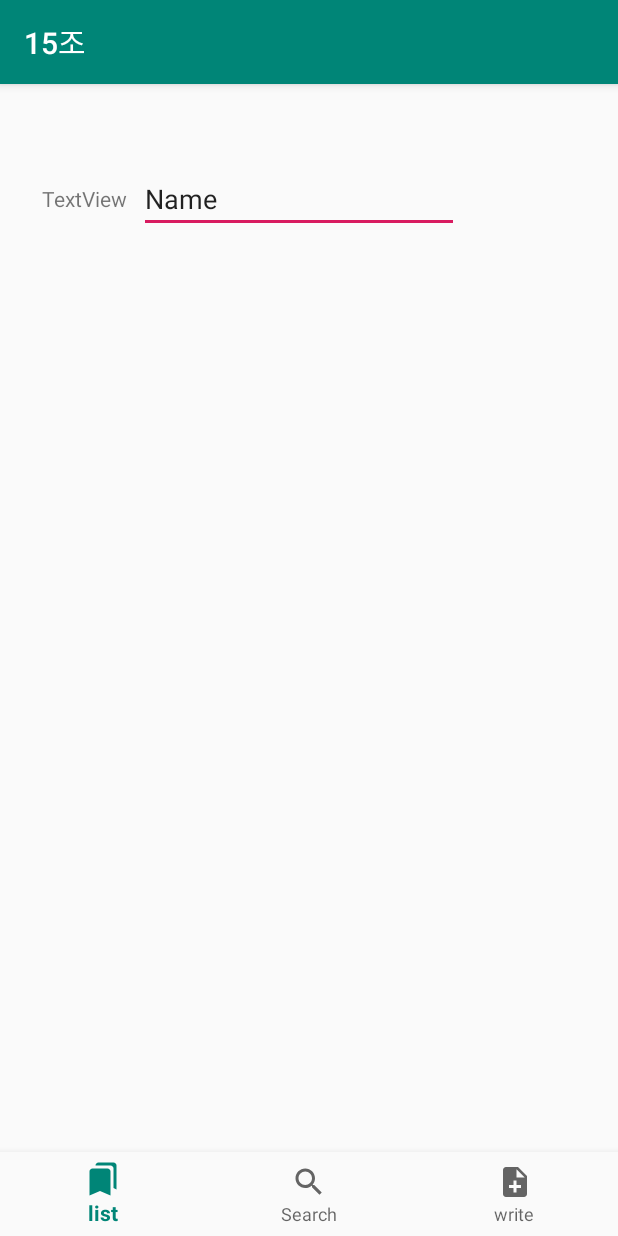
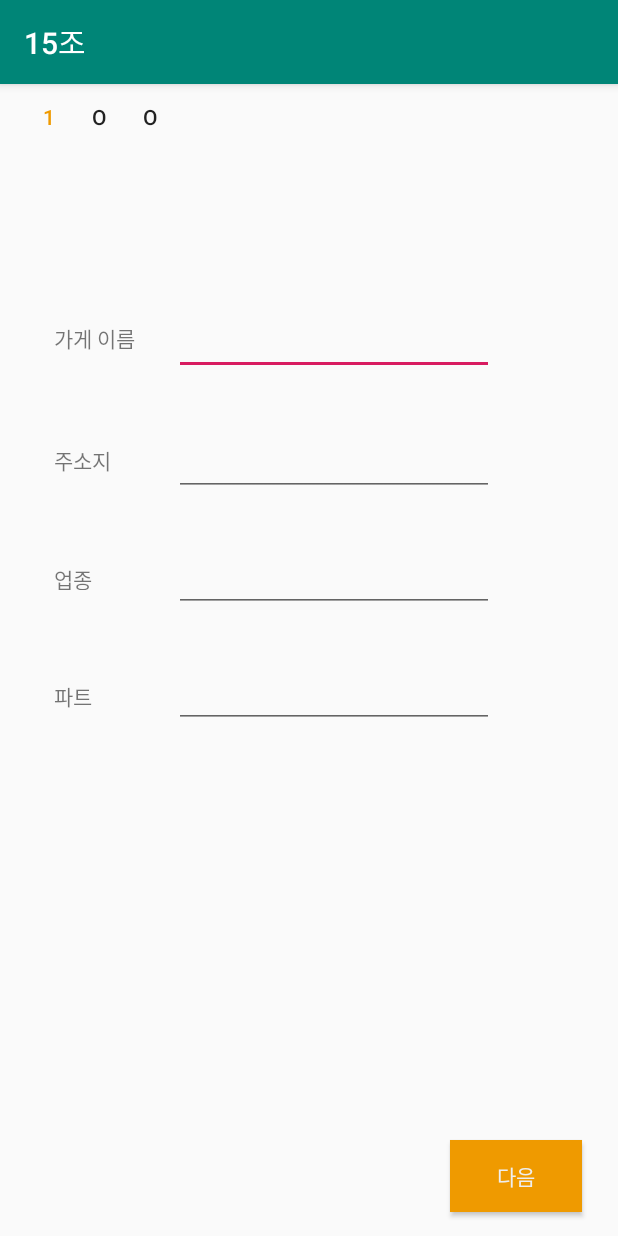
Before and after one commit to KimHeeil/OpenHack_15, an Android app: the registerPage screen opened directly, with no data from a screen before it, on a phone screen of 412 x 824 dp. Run offline under Robolectric (Android 15) with nearby library versions, the phone set to English and light mode, and no system bars.

Commit message:
머지전 등록 하는중

```diff
--- a/app/src/main/AndroidManifest.xml
+++ b/app/src/main/AndroidManifest.xml
@@ -13,7 +13,8 @@
         android:supportsRtl="true"
         android:theme="@style/AppTheme"
         tools:replace="theme, icon, label">
-        <activity android:name=".scrapPage"></activity>
+        <activity android:name=".registerPage2"></activity>
+        <activity android:name=".scrapPage" />
         <activity android:name=".registerPage" />
 
         <meta-data
--- a/app/src/main/java/com/example/openhack/MainActivity.java
+++ b/app/src/main/java/com/example/openhack/MainActivity.java
@@ -44,7 +44,7 @@ public class MainActivity extends AppCompatActivity implements OnMapReadyCallbac
                     startActivity(intent2);
                     break;
                 case R.id.menuitem_bottombar_right:
-                    Intent intent3 = new Intent(MainActivity.this, listPage.class);
+                    Intent intent3 = new Intent(MainActivity.this, registerPage.class);
                     startActivity(intent3);
                     break;
             }
@@ -56,8 +56,6 @@ public class MainActivity extends AppCompatActivity implements OnMapReadyCallbac
     protected void onCreate(Bundle savedInstanceState) {
         super.onCreate(savedInstanceState);
         setContentView(R.layout.activity_main);
-
-
 
         FragmentManager fragmentManager = getFragmentManager();
         MapFragment mapFragment = (MapFragment) fragmentManager
@@ -91,8 +89,6 @@ public class MainActivity extends AppCompatActivity implements OnMapReadyCallbac
 
 
     }
-    //Tab의 선택변화를 인지하는 Listener 객체 생성
-    //(Button의 onClickListner 처럼 생각하시면 됩니다.)
 
     @Override
     public void onMapReady(final GoogleMap map) {
--- a/app/src/main/java/com/example/openhack/registerPage.java
+++ b/app/src/main/java/com/example/openhack/registerPage.java
@@ -6,45 +6,30 @@ import androidx.appcompat.app.AppCompatActivity;
 import android.content.Intent;
 import android.os.Bundle;
 import android.view.MenuItem;
+import android.view.View;
+import android.widget.Button;
 import android.widget.TextView;
+import android.os.Handler;
 
 import com.google.android.material.bottomnavigation.BottomNavigationView;
 
 public class registerPage extends AppCompatActivity {
     private TextView mTextMessage;
-    private BottomNavigationView.OnNavigationItemSelectedListener mOnNavigationItemSelectedListener
-            = new BottomNavigationView.OnNavigationItemSelectedListener() {
 
-        @Override
-        public boolean onNavigationItemSelected(@NonNull MenuItem item) {
-            switch (item.getItemId()) {
-                case R.id.menuitem_bottombar_left:
-                    Intent intent = new Intent(registerPage.this, scrapPage.class);
-                    startActivity(intent);
-
-                    break;
-
-                case R.id.menuitem_bottombar_search:
-                    Intent intent2 = new Intent(registerPage.this, registerPage.class);
-                    startActivity(intent2);
-
-                    break;
-                case R.id.menuitem_bottombar_right:
-                    Intent intent3 = new Intent(registerPage.this, listPage.class);
-                    startActivity(intent3);
-
-                    break;
-            }
-            return false;
-        }
-    };
     @Override
     protected void onCreate(Bundle savedInstanceState) {
         super.onCreate(savedInstanceState);
         setContentView(R.layout.activity_register_page);
 
-        BottomNavigationView navView = findViewById(R.id.nav_view);
-        mTextMessage = findViewById(R.id.message);
-        navView.setOnNavigationItemSelectedListener(mOnNavigationItemSelectedListener);
+
+        Button nextButton = findViewById(R.id.button3);
+        nextButton.setOnClickListener(new View.OnClickListener() {
+            @Override
+            public void onClick(View view) {
+                Intent intent = new Intent(getApplicationContext(),registerPage2.class);
+                startActivity(intent);
+            }
+        });
+
     }
 }
--- a/app/src/main/res/layout/activity_register_page.xml
+++ b/app/src/main/res/layout/activity_register_page.xml
@@ -6,42 +6,136 @@
     android:layout_height="match_parent"
     tools:context=".registerPage">
 
+    <Button
+    android:id="@+id/statebutton1"
+    android:layout_width="33dp"
+    android:layout_height="36dp"
+    android:layout_marginStart="16dp"
+    android:layout_marginLeft="16dp"
+    android:layout_marginTop="4dp"
+    android:text="1"
+    android:textColor="#ef9a00"
+    app:layout_constraintStart_toStartOf="parent"
+    app:layout_constraintTop_toTopOf="parent"
+    android:background="#00ff0000"/>
+
+    <Button
+        android:id="@+id/statebutton2"
+        android:layout_width="34dp"
+        android:layout_height="36dp"
+        android:layout_marginTop="4dp"
+        android:text="o"
+        android:background="#00ff0000"
+        app:layout_constraintStart_toEndOf="@+id/statebutton1"
+        app:layout_constraintTop_toTopOf="parent" />
+
+    <Button
+        android:id="@+id/statebutton3"
+        android:layout_width="34dp"
+        android:layout_height="36dp"
+        android:layout_marginTop="4dp"
+        android:text="o"
+        android:background="#00ff0000"
+        app:layout_constraintStart_toEndOf="@+id/statebutton2"
+        app:layout_constraintTop_toTopOf="parent" />
+
     <TextView
         android:id="@+id/textView"
-        android:layout_width="wrap_content"
+        android:layout_width="80dp"
         android:layout_height="wrap_content"
-        android:layout_marginStart="28dp"
-        android:layout_marginLeft="28dp"
+        android:layout_marginStart="36dp"
+        android:layout_marginLeft="36dp"
         android:layout_marginTop="8dp"
         android:layout_marginBottom="8dp"
-        android:text="TextView"
+        android:text="가게 이름"
         app:layout_constraintBottom_toBottomOf="parent"
         app:layout_constraintStart_toStartOf="parent"
         app:layout_constraintTop_toTopOf="parent"
-        app:layout_constraintVertical_bias="0.08" />
+        app:layout_constraintVertical_bias="0.206" />
 
     <EditText
         android:id="@+id/editText"
         android:layout_width="wrap_content"
         android:layout_height="wrap_content"
-        android:layout_marginStart="8dp"
-        android:layout_marginLeft="8dp"
         android:ems="10"
         android:inputType="textPersonName"
-        android:text="Name"
         app:layout_constraintBottom_toBottomOf="@+id/textView"
         app:layout_constraintStart_toEndOf="@+id/textView"
-        app:layout_constraintTop_toTopOf="@+id/textView" />
+        app:layout_constraintTop_toTopOf="@+id/textView"
+        app:layout_constraintVertical_bias="0.423" />
 
-    <com.google.android.material.bottomnavigation.BottomNavigationView
-        android:id="@+id/nav_view"
-        android:layout_width="0dp"
+
+    <TextView
+        android:id="@+id/textView4"
+        android:layout_width="80dp"
+        android:layout_height="19dp"
+
+        android:layout_marginTop="60dp"
+        android:text="주소지"
+        app:layout_constraintStart_toStartOf="@+id/textView"
+        app:layout_constraintTop_toBottomOf="@+id/textView" />
+
+    <EditText
+        android:id="@+id/editText2"
+        android:layout_width="wrap_content"
         android:layout_height="wrap_content"
-        android:layout_marginStart="0dp"
-        android:layout_marginEnd="0dp"
-        android:background="?android:attr/windowBackground"
+        android:ems="10"
+        android:inputType="textPersonName"
+        app:layout_constraintBottom_toBottomOf="@+id/textView4"
+        app:layout_constraintStart_toEndOf="@+id/textView4"
+        app:layout_constraintTop_toTopOf="@+id/textView4"
+        app:layout_constraintVertical_bias="0.423" />
+
+    <TextView
+        android:id="@+id/textView5"
+        android:layout_width="80dp"
+        android:layout_height="18dp"
+        android:layout_marginTop="60dp"
+        android:text="업종"
+        app:layout_constraintStart_toStartOf="@+id/textView4"
+        app:layout_constraintTop_toBottomOf="@+id/textView4" />
+
+    <EditText
+        android:id="@+id/editText3"
+        android:layout_width="wrap_content"
+        android:layout_height="wrap_content"
+        android:layout_marginTop="32dp"
+        android:ems="10"
+        android:inputType="textPersonName"
+        app:layout_constraintStart_toEndOf="@+id/textView5"
+        app:layout_constraintTop_toBottomOf="@+id/editText2" />
+
+    <TextView
+        android:id="@+id/textView6"
+        android:layout_width="80dp"
+        android:layout_height="wrap_content"
+        android:layout_marginTop="60dp"
+        android:text="파트"
+        app:layout_constraintStart_toStartOf="@+id/textView5"
+        app:layout_constraintTop_toBottomOf="@+id/textView5" />
+
+    <EditText
+        android:id="@+id/editText4"
+        android:layout_width="wrap_content"
+        android:layout_height="wrap_content"
+        android:layout_marginTop="32dp"
+        android:ems="10"
+        android:inputType="textPersonName"
+        app:layout_constraintStart_toEndOf="@+id/textView6"
+        app:layout_constraintTop_toBottomOf="@+id/editText3" />
+
+
+    <Button
+        android:id="@+id/button3"
+        android:layout_width="wrap_content"
+        android:layout_height="wrap_content"
+        android:layout_marginEnd="24dp"
+        android:layout_marginRight="24dp"
+        android:layout_marginBottom="16dp"
+        android:background="#ef9a00"
+        android:text="다음"
+        android:textColor="#eeeeee"
         app:layout_constraintBottom_toBottomOf="parent"
-        app:layout_constraintLeft_toLeftOf="parent"
-        app:layout_constraintRight_toRightOf="parent"
-        app:menu="@menu/bottomebar_menu" />
+        app:layout_constraintEnd_toEndOf="parent" />
+
 </androidx.constraintlayout.widget.ConstraintLayout>
```
Also changed, not shown: app/src/main/java/com/example/openhack/listPage.java (+8 -0 lines), app/src/main/java/com/example/openhack/registerPage2.java (added, +36 -0 lines), app/src/main/res/layout/activity_register_page2.xml (added, +53 -0 lines), app/src/main/res/layout/list_item.xml (+3 -15 lines).
